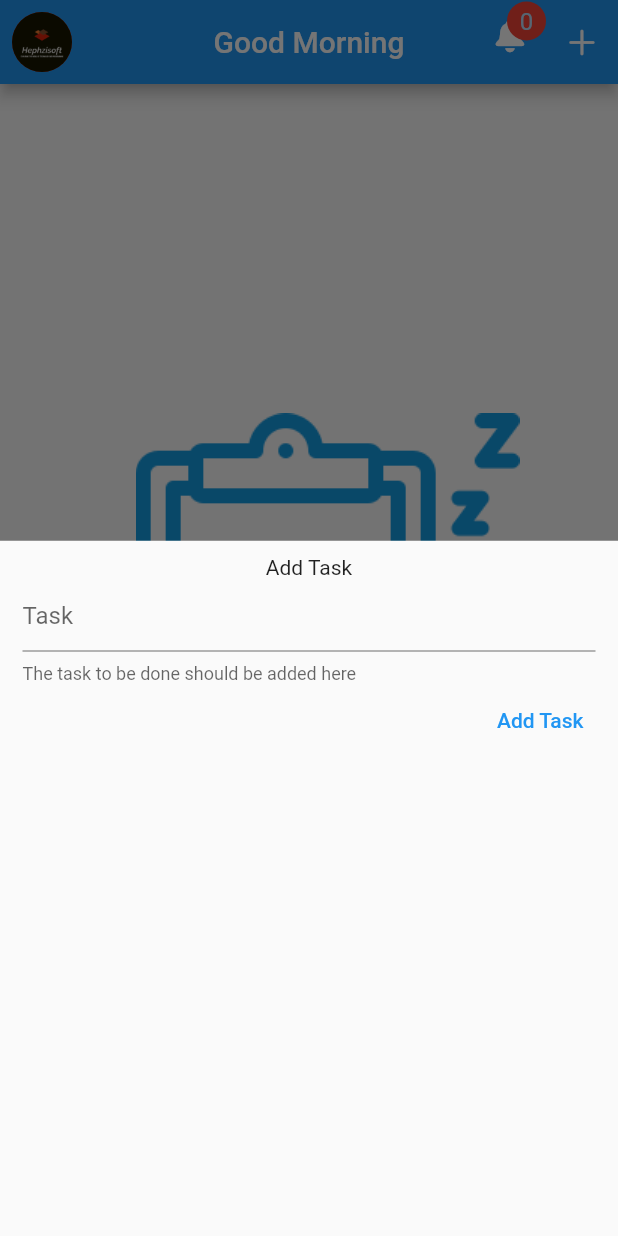
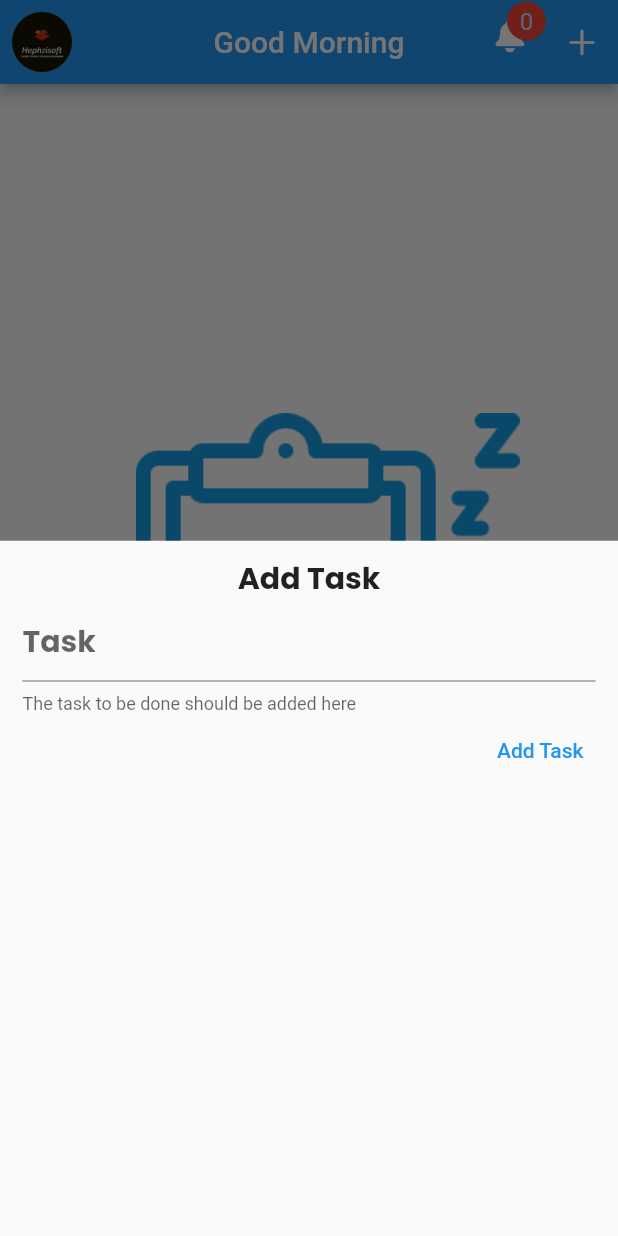
Before and after one commit to hephzisoft/flutter_todo_app, a Flutter app: the screen it shows after launch, after a tap on "Click here to add a new Task", on a phone screen of 412 x 824 dp. Run offline on Flutter 3.47's test engine with Material 2 defaults, Android fonts, the phone set to English and light mode, and no system bars; our stand-ins replace google_fonts.

Commit message:
Fixed some current bug

```diff
--- a/lib/main.dart
+++ b/lib/main.dart
@@ -1,4 +1,5 @@
 import 'package:flutter/material.dart';
+import 'package:google_fonts/google_fonts.dart';
 
 import 'screen/todo_screen.dart';
 
@@ -13,8 +14,12 @@ class MyApp extends StatelessWidget {
       home: const TodoScreen(),
       debugShowCheckedModeBanner: false,
       theme: ThemeData(
-        primaryColor: const Color(0xFF139CE3),
-      ),
+          primaryColor: const Color(0xFF139CE3),
+          textTheme: TextTheme(
+              titleMedium: GoogleFonts.poppins(
+            fontSize: 20,
+            fontWeight: FontWeight.bold,
+          ))),
     );
   }
 }
--- a/lib/widgets/add_todo.dart
+++ b/lib/widgets/add_todo.dart
@@ -26,9 +26,13 @@ class AddTask extends StatelessWidget {
       ),
       child: Column(
         children: [
-          const Text('Add Task'),
+          Text(
+            'Add Task',
+            style: Theme.of(context).textTheme.titleMedium,
+          ),
           TextField(
             controller: taskController,
+            onSubmitted: (_) => verifyHandler,
             decoration: const InputDecoration(
               hintText: 'Task',
               helperText: 'The task to be done should be added here',
--- a/pubspec.yaml
+++ b/pubspec.yaml
@@ -37,6 +37,7 @@ dependencies:
   cupertino_icons: ^1.0.2
   intl: ^0.18.1
   uuid: ^3.0.7
+  google_fonts: ^5.1.0
 
 dev_dependencies:
   flutter_test:
```
Also changed, not shown: lib/screen/todo_screen.dart (+7 -2 lines), lib/widgets/completed_task.dart (+29 -2 lines), pubspec.lock, 3 other files.
